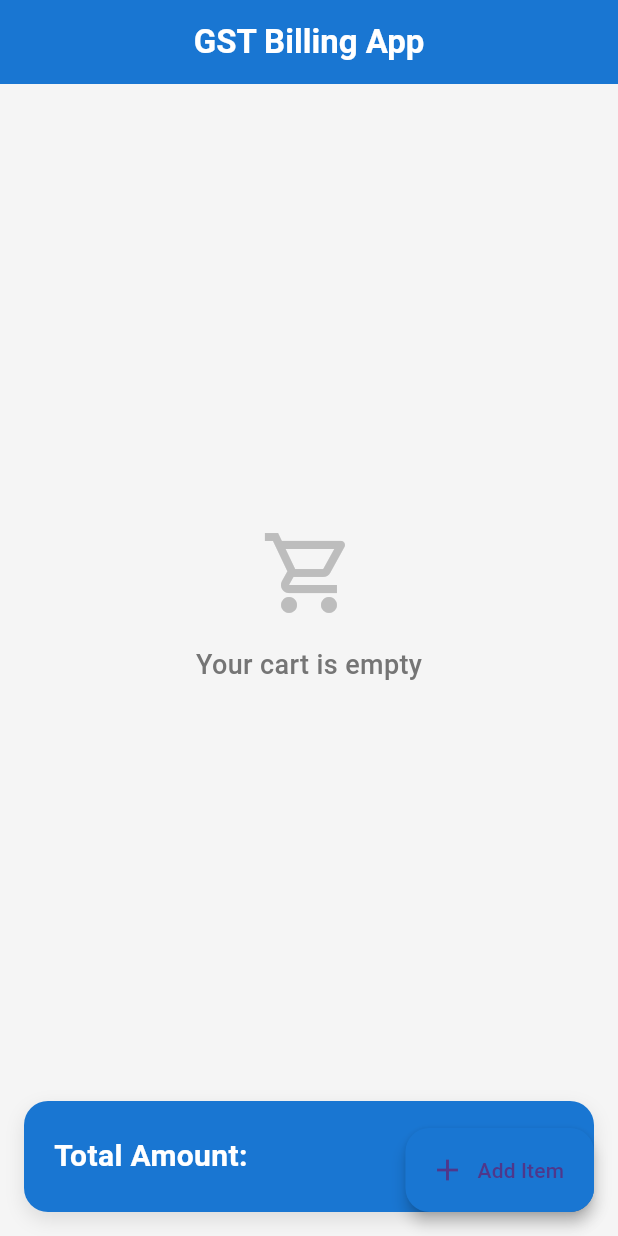
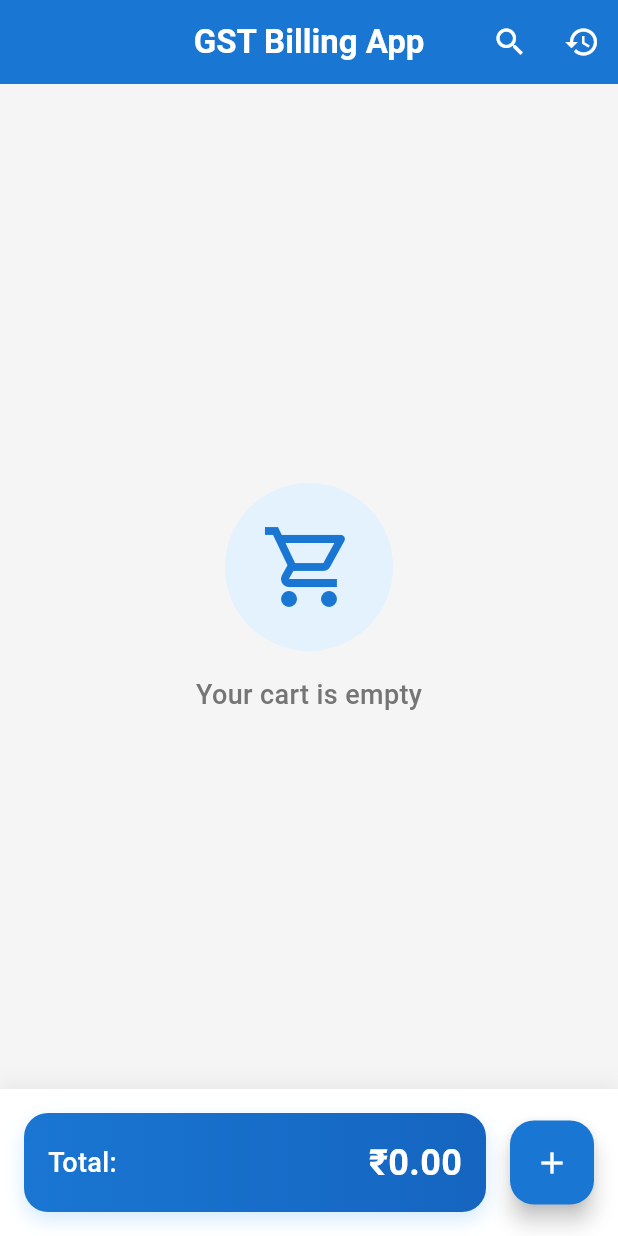
Before and after one commit to skgoswami2005/gst_billing_app, a Flutter app: the screen it shows after launch, on a phone screen of 412 x 824 dp. Run offline on Flutter 3.47's test engine with Material 3 defaults, Android fonts, the phone set to English and light mode, and no system bars.

Commit message:
Modified UI

```diff
--- a/lib/screens/home_screen.dart
+++ b/lib/screens/home_screen.dart
@@ -1,4 +1,5 @@
 import 'package:flutter/material.dart';
+import 'package:flutter/services.dart';
 import '../models/product.dart';
 
 class HomeScreen extends StatefulWidget {
@@ -13,6 +14,8 @@ class _HomeScreenState extends State<HomeScreen> {
   final _formKey = GlobalKey<FormState>();
   final _nameController = TextEditingController();
   final _priceController = TextEditingController();
+  final _searchController = TextEditingController();
+  bool _isSearching = false;
   double _selectedGST = 5.0;
 
   void _addProduct() {
@@ -43,29 +46,65 @@ class _HomeScreenState extends State<HomeScreen> {
     return Scaffold(
       backgroundColor: Colors.grey[100],
       appBar: AppBar(
-        title: const Text(
+        title: _isSearching
+            ? TextField(
+                controller: _searchController,
+                style: const TextStyle(color: Colors.white),
+                decoration: const InputDecoration(
+                  hintText: 'Search products...',
+                  hintStyle: TextStyle(color: Colors.white70),
+                  border: InputBorder.none,
+                ),
+                onChanged: _filterProducts,
+              )
+            : const Text(
                 'GST Billing App',
                 style: TextStyle(fontWeight: FontWeight.bold),
               ),
+        actions: [
+          IconButton(
+            icon: Icon(_isSearching ? Icons.close : Icons.search),
+            onPressed: () {
+              setState(() {
+                _isSearching = !_isSearching;
+                if (!_isSearching) {
+                  _searchController.clear();
+                  _filterProducts('');
+                }
+              });
+            },
+          ),
+          IconButton(
+            icon: const Icon(Icons.history),
+            onPressed: _showTransactionHistory,
+          ),
+        ],
         centerTitle: true,
         backgroundColor: Colors.blue[700],
         foregroundColor: Colors.white,
         elevation: 0,
       ),
-      body: Padding(
-        padding: const EdgeInsets.all(16.0),
-        child: Column(
+      body: Column(
         children: [
           Expanded(
+            child: Padding(
+              padding: const EdgeInsets.fromLTRB(16, 16, 16, 0),
               child: cartItems.isEmpty
                   ? Center(
                       child: Column(
                         mainAxisAlignment: MainAxisAlignment.center,
                         children: [
-                          Icon(
+                          Container(
+                            padding: const EdgeInsets.all(24),
+                            decoration: BoxDecoration(
+                              color: Colors.blue[50],
+                              shape: BoxShape.circle,
+                            ),
+                            child: Icon(
                               Icons.shopping_cart_outlined,
                               size: 64,
-                            color: Colors.grey[400],
+                              color: Colors.blue[700],
+                            ),
                           ),
                           const SizedBox(height: 16),
                           Text(
@@ -83,7 +122,27 @@ class _HomeScreenState extends State<HomeScreen> {
                       itemCount: cartItems.length,
                       itemBuilder: (context, index) {
                         final item = cartItems[index];
-                        return Card(
+                        return Dismissible(
+                          key: Key(item.id),
+                          direction: DismissDirection.endToStart,
+                          background: Container(
+                            alignment: Alignment.centerRight,
+                            padding: const EdgeInsets.only(right: 20),
+                            decoration: BoxDecoration(
+                              color: Colors.red[400],
+                              borderRadius: BorderRadius.circular(12),
+                            ),
+                            child: const Icon(
+                              Icons.delete_outline,
+                              color: Colors.white,
+                            ),
+                          ),
+                          onDismissed: (direction) {
+                            setState(() {
+                              cartItems.removeAt(index);
+                            });
+                          },
+                          child: Card(
                             elevation: 2,
                             margin: const EdgeInsets.symmetric(vertical: 8),
                             shape: RoundedRectangleBorder(
@@ -125,18 +184,41 @@ class _HomeScreenState extends State<HomeScreen> {
                                 ),
                               ),
                             ),
+                          ),
                         );
                       },
                     ),
             ),
-            Container(
-              padding: const EdgeInsets.all(20),
+          ),
+        ],
+      ),
+      bottomNavigationBar: Container(
         decoration: BoxDecoration(
-                color: Colors.blue[700],
+          color: Colors.white,
+          boxShadow: [
+            BoxShadow(
+              color: Colors.black.withOpacity(0.05),
+              blurRadius: 10,
+              offset: const Offset(0, -5),
+            ),
+          ],
+        ),
+        child: SafeArea(
+          child: Padding(
+            padding: const EdgeInsets.all(16),
+            child: Row(
+              children: [
+                Expanded(
+                  child: Container(
+                    padding: const EdgeInsets.all(16),
+                    decoration: BoxDecoration(
+                      gradient: LinearGradient(
+                        colors: [Colors.blue[700]!, Colors.blue[800]!],
+                      ),
                       borderRadius: BorderRadius.circular(16),
                       boxShadow: [
                         BoxShadow(
-                    color: Colors.black.withOpacity(0.1),
+                          color: Colors.blue.withOpacity(0.2),
                           blurRadius: 10,
                           offset: const Offset(0, 5),
                         ),
@@ -146,11 +228,11 @@ class _HomeScreenState extends State<HomeScreen> {
                       mainAxisAlignment: MainAxisAlignment.spaceBetween,
                       children: [
                         const Text(
-                    'Total Amount:',
+                          'Total:',
                           style: TextStyle(
-                      fontSize: 20,
-                      fontWeight: FontWeight.bold,
+                            fontSize: 18,
                             color: Colors.white,
+                            fontWeight: FontWeight.w500,
                           ),
                         ),
                         Text(
@@ -164,17 +246,27 @@ class _HomeScreenState extends State<HomeScreen> {
                       ],
                     ),
                   ),
+                ),
+                const SizedBox(width: 16),
+                FloatingActionButton(
+                  onPressed: () => _showAddProductDialog(),
+                  backgroundColor: Colors.blue[700],
+                  child: const Icon(Icons.add, color: Colors.white),
+                ),
               ],
             ),
           ),
-      floatingActionButton: FloatingActionButton.extended(
-        onPressed: () => _showAddProductDialog(),
-        icon: const Icon(Icons.add),
-        label: const Text('Add Item'),
-        backgroundColor: Colors.blue[700],
-        elevation: 4,
+        ),
       ),
     );
+  }
+
+  void _filterProducts(String query) {
+    // TODO: Implement product filtering
+  }
+
+  void _showTransactionHistory() {
+    // TODO: Implement transaction history view
   }
 
   void _showAddProductDialog() {
```
Lines whose indentation alone changed are shown as unchanged.
